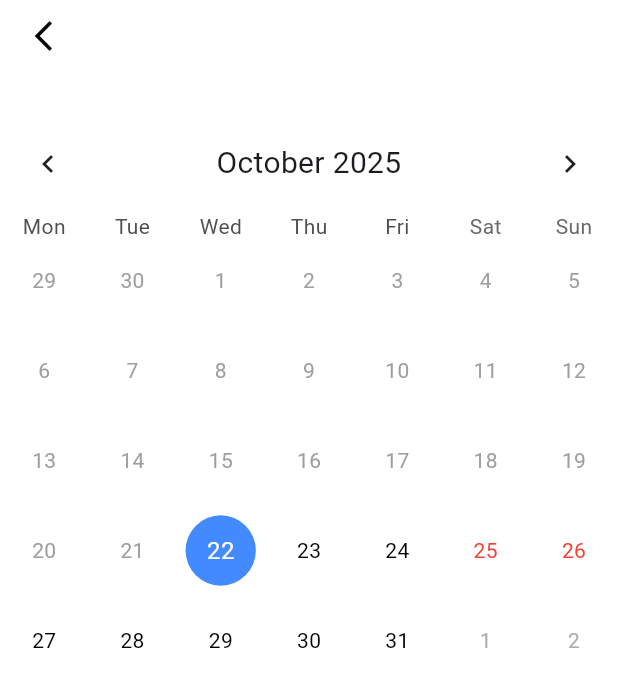
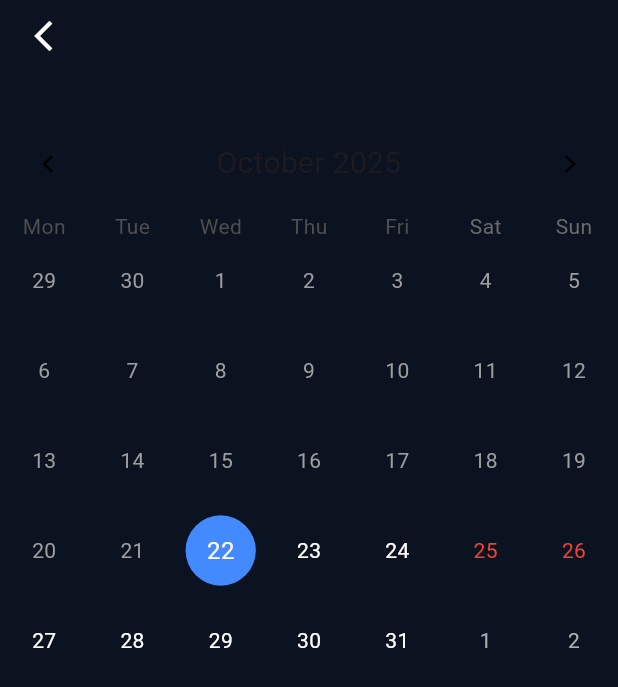
Before and after one commit to maozedoggo/FYP_Smahorz, a Flutter app: the SchedulePage screen opened directly with empty values, on a phone screen of 412 x 824 dp. Shown: the top 687 px of the screen. Run offline on Flutter 3.47's test engine with Material 3 defaults, Android fonts, the phone set to English and light mode, and no system bars; drawn by our look-alikes of table_calendar; our stand-ins replace cloud_firestore, firebase_auth, firebase_core, firebase_storage, flutter_advanced_drawer, image_picker; accounts and stored records are empty.

Commit message:
schedule-page color change

```diff
--- a/lib/views/pages/smart-devices/schedule_pages/schedule.dart
+++ b/lib/views/pages/smart-devices/schedule_pages/schedule.dart
@@ -21,7 +21,7 @@ class _SchedulePageState extends State<SchedulePage> {
   @override
   Widget build(BuildContext context) {
     return Scaffold(
-      backgroundColor: Colors.white,
+      backgroundColor: const Color(0xFF0B1220),
       body: SafeArea(
         child: Column(
           crossAxisAlignment: CrossAxisAlignment.center,
@@ -33,7 +33,7 @@ class _SchedulePageState extends State<SchedulePage> {
                 alignment: Alignment.topLeft,
                 child: IconButton(
                   icon: const Icon(Icons.arrow_back_ios_new),
-                  color: Colors.black,
+                  color: Colors.white,
                   onPressed: () {
                     Navigator.pop(context);
                   },
@@ -47,7 +47,7 @@ class _SchedulePageState extends State<SchedulePage> {
                 style: const TextStyle(
                   fontSize: 20,
                   fontWeight: FontWeight.bold,
-                  color: Colors.black,
+                  color: Colors.white,
                 ),
               ),
             ),
@@ -100,7 +100,7 @@ class _SchedulePageState extends State<SchedulePage> {
                   shape: BoxShape.circle,
                 ),
                 weekendTextStyle: TextStyle(color: Colors.red),
-                defaultTextStyle: TextStyle(color: Colors.black),
+                defaultTextStyle: TextStyle(color: Colors.white),
                 disabledTextStyle: TextStyle(
                   color: Colors.grey,
                 ),
```
